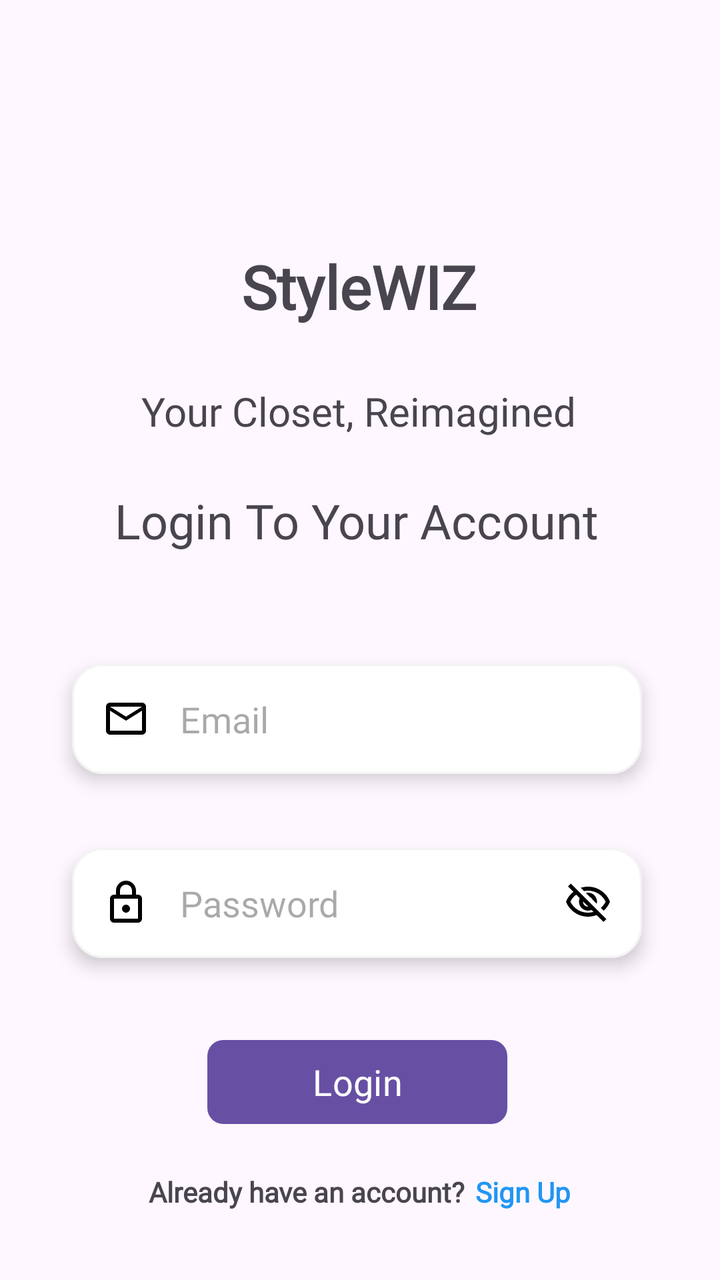
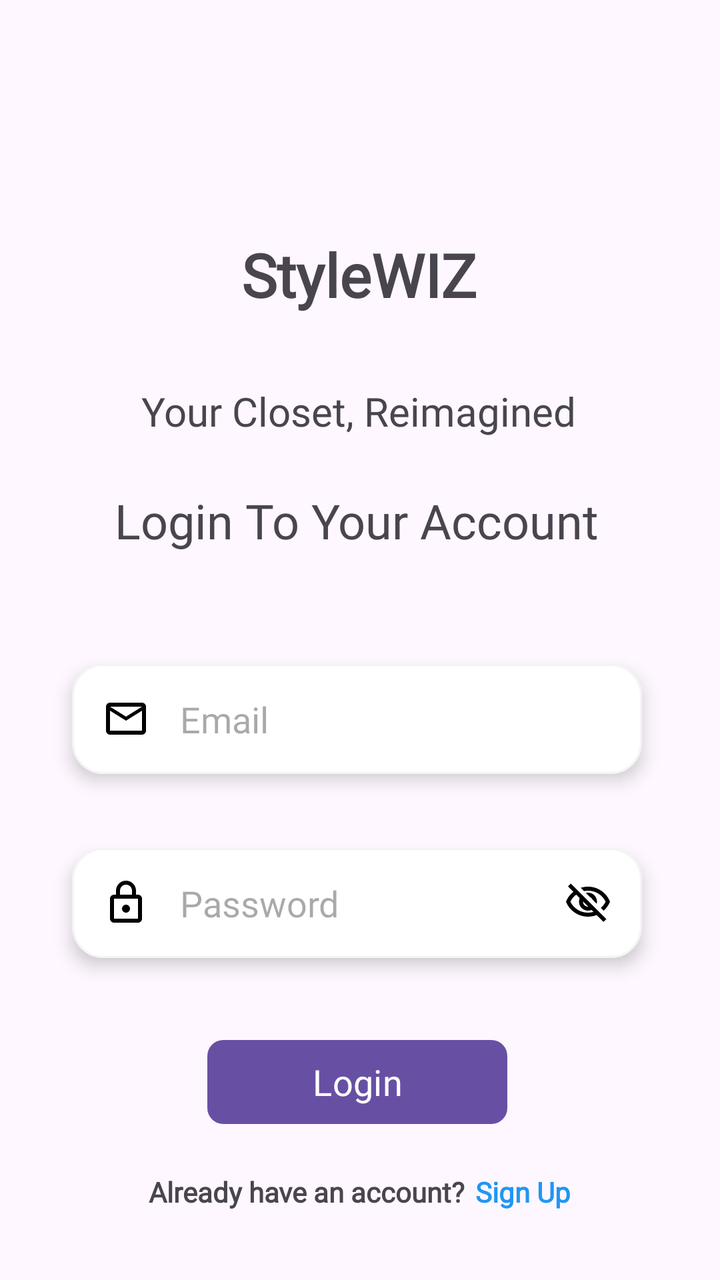

Compare the two renders of this Android layout. The source of the first and the diff that turns it into the second are given below.
<!-- AndroidManifest.xml: application theme Theme.StyleWIZ_vol2 -->
<!-- res/layout/activity_main.xml -->
<?xml version="1.0" encoding="utf-8"?>
<androidx.constraintlayout.widget.ConstraintLayout xmlns:android="http://schemas.android.com/apk/res/android"
    xmlns:app="http://schemas.android.com/apk/res-auto"
    xmlns:tools="http://schemas.android.com/tools"
    android:layout_width="match_parent"
    android:layout_height="match_parent"
    tools:context=".MainActivity">

    <TextView
        android:id="@+id/textView2"
        android:layout_width="wrap_content"
        android:layout_height="wrap_content"
        android:layout_marginTop="244dp"
        android:fontFamily="@font/roboto"
        android:text="Login To Your Account"
        android:textSize="24sp"
        app:layout_constraintEnd_toEndOf="@+id/textView"
        app:layout_constraintHorizontal_bias="0.541"
        app:layout_constraintStart_toStartOf="@+id/textView"
        app:layout_constraintTop_toTopOf="parent" />

    <TextView
        android:id="@+id/textView"
        android:layout_width="wrap_content"
        android:layout_height="wrap_content"
        android:layout_marginTop="192dp"
        android:fontFamily="@font/roboto"
        android:text="Your Closet, Reimagined"
        android:textSize="20sp"
        app:layout_constraintEnd_toEndOf="@+id/textView3"
        app:layout_constraintStart_toStartOf="@+id/textView3"
        app:layout_constraintTop_toTopOf="parent" />

    <TextView
        android:id="@+id/textView3"
        android:layout_width="wrap_content"
        android:layout_height="wrap_content"
        android:fontFamily="@font/roboto"
        android:text="StyleWIZ"
        android:textSize="30sp"
        android:textStyle="bold"
        app:layout_constraintBottom_toBottomOf="parent"
        app:layout_constraintEnd_toEndOf="parent"
        app:layout_constraintHorizontal_bias="0.498"
        app:layout_constraintStart_toStartOf="parent"
        app:layout_constraintTop_toTopOf="parent"
        app:layout_constraintVertical_bias="0.205" />

    <Button
        android:id="@+id/buttonLogin"
        android:layout_width="150dp"
        android:layout_height="50dp"
        android:layout_marginTop="516dp"
        android:fontFamily="@font/roboto"
        android:onClick="signin"
        android:text="Login"
        android:textSize="18sp"
        app:cornerRadius="8dp"
        app:layout_constraintEnd_toEndOf="@+id/editTextTextPasswordLogin"
        app:layout_constraintStart_toStartOf="@+id/editTextTextPasswordLogin"
        app:layout_constraintTop_toTopOf="parent" />

    <EditText
        android:id="@+id/editTextTextEmailAddress"
        android:layout_width="285dp"
        android:layout_height="55dp"
        android:layout_marginTop="332dp"
        android:background="@drawable/edittextshape"
        android:drawableLeft="@drawable/outline_mail_outline_24"
        android:drawablePadding="15dp"
        android:elevation="5dp"
        android:ems="10"
        android:fontFamily="@font/roboto"
        android:hint="Email"
        android:inputType="textEmailAddress"
        android:paddingLeft="15dp"
        android:singleLine="false"
        app:layout_constraintEnd_toEndOf="@+id/textView2"
        app:layout_constraintStart_toStartOf="@+id/textView2"
        app:layout_constraintTop_toTopOf="parent" />

    <EditText
        android:id="@+id/editTextTextPasswordLogin"
        android:layout_width="285dp"
        android:layout_height="55dp"
        android:layout_marginTop="424dp"
        android:background="@drawable/edittextshape"
        android:drawableLeft="@drawable/outline_lock_24"
        android:drawableRight="@drawable/outline_visibility_off_24"
        android:drawablePadding="15sp"
        android:elevation="5sp"
        android:ems="10"
        android:fontFamily="@font/roboto"
        android:hint="Password"
        android:inputType="textPassword"
        android:paddingLeft="15sp"
        android:paddingRight="15sp"
        app:layout_constraintEnd_toEndOf="@+id/editTextTextEmailAddress"
        app:layout_constraintHorizontal_bias="0.0"
        app:layout_constraintStart_toStartOf="@+id/editTextTextEmailAddress"
        app:layout_constraintTop_toTopOf="parent" />

    <LinearLayout
        android:layout_width="334dp"
        android:layout_height="48dp"
        android:layout_marginTop="572dp"
        android:gravity="center"
        android:orientation="horizontal"
        app:layout_constraintEnd_toEndOf="@+id/buttonLogin"
        app:layout_constraintHorizontal_bias="0.494"
        app:layout_constraintStart_toStartOf="@+id/buttonLogin"
        app:layout_constraintTop_toTopOf="parent">

        <TextView
            android:layout_width="wrap_content"
            android:layout_height="wrap_content"
            android:fontFamily="@font/roboto"
            android:textStyle="bold"
            android:text="Already have an account?"
            android:textSize="14sp" />

        <TextView
            android:id="@+id/textView4"
            android:layout_width="wrap_content"
            android:layout_height="wrap_content"
            android:layout_marginLeft="5dp"
            android:textStyle="bold"
            android:fontFamily="@font/roboto"
            android:textColor="@color/blue"
            android:text="Sign Up"
            android:textSize="14sp" />


    </LinearLayout>

</androidx.constraintlayout.widget.ConstraintLayout>
<!-- resources referenced by this layout -->
<resources>
  <color name="blue">#2196F3</color>
  <!-- drawable edittextshape (drawable) -->
  <?xml version="1.0" encoding="utf-8"?>
  <shape xmlns:android="http://schemas.android.com/apk/res/android">
      <solid android:color="@color/white"/>
      <corners android:radius="15dp"/>
      <stroke android:color="#f4f4f4" android:width="1dp"/>
  </shape>
  <!-- drawable outline_lock_24 (drawable) -->
  <vector android:height="24dp" android:tint="#000000"
      android:viewportHeight="24" android:viewportWidth="24"
      android:width="24dp" xmlns:android="http://schemas.android.com/apk/res/android">
      <path android:fillColor="@android:color/white" android:pathData="M18,8h-1L17,6c0,-2.76 -2.24,-5 -5,-5S7,3.24 7,6v2L6,8c-1.1,0 -2,0.9 -2,2v10c0,1.1 0.9,2 2,2h12c1.1,0 2,-0.9 2,-2L20,10c0,-1.1 -0.9,-2 -2,-2zM9,6c0,-1.66 1.34,-3 3,-3s3,1.34 3,3v2L9,8L9,6zM18,20L6,20L6,10h12v10zM12,17c1.1,0 2,-0.9 2,-2s-0.9,-2 -2,-2 -2,0.9 -2,2 0.9,2 2,2z"/>
  </vector>
  <!-- drawable outline_mail_outline_24 (drawable) -->
  <vector android:height="24dp" android:tint="#000000"
      android:viewportHeight="24" android:viewportWidth="24"
      android:width="24dp" xmlns:android="http://schemas.android.com/apk/res/android">
      <path android:fillColor="@android:color/white" android:pathData="M20,4L4,4c-1.1,0 -1.99,0.9 -1.99,2L2,18c0,1.1 0.9,2 2,2h16c1.1,0 2,-0.9 2,-2L22,6c0,-1.1 -0.9,-2 -2,-2zM20,18L4,18L4,8l8,5 8,-5v10zM12,11L4,6h16l-8,5z"/>
  </vector>
  <!-- drawable outline_visibility_off_24 (drawable) -->
  <vector android:height="24dp" android:tint="#000000"
      android:viewportHeight="24" android:viewportWidth="24"
      android:width="24dp" xmlns:android="http://schemas.android.com/apk/res/android">
      <path android:fillColor="@android:color/white" android:pathData="M12,6c3.79,0 7.17,2.13 8.82,5.5 -0.59,1.22 -1.42,2.27 -2.41,3.12l1.41,1.41c1.39,-1.23 2.49,-2.77 3.18,-4.53C21.27,7.11 17,4 12,4c-1.27,0 -2.49,0.2 -3.64,0.57l1.65,1.65C10.66,6.09 11.32,6 12,6zM10.93,7.14L13,9.21c0.57,0.25 1.03,0.71 1.28,1.28l2.07,2.07c0.08,-0.34 0.14,-0.7 0.14,-1.07C16.5,9.01 14.48,7 12,7c-0.37,0 -0.72,0.05 -1.07,0.14zM2.01,3.87l2.68,2.68C3.06,7.83 1.77,9.53 1,11.5 2.73,15.89 7,19 12,19c1.52,0 2.98,-0.29 4.32,-0.82l3.42,3.42 1.41,-1.41L3.42,2.45 2.01,3.87zM9.51,11.37l2.61,2.61c-0.04,0.01 -0.08,0.02 -0.12,0.02 -1.38,0 -2.5,-1.12 -2.5,-2.5 0,-0.05 0.01,-0.08 0.01,-0.13zM6.11,7.97l1.75,1.75c-0.23,0.55 -0.36,1.15 -0.36,1.78 0,2.48 2.02,4.5 4.5,4.5 0.63,0 1.23,-0.13 1.77,-0.36l0.98,0.98c-0.88,0.24 -1.8,0.38 -2.75,0.38 -3.79,0 -7.17,-2.13 -8.82,-5.5 0.7,-1.43 1.72,-2.61 2.93,-3.53z"/>
  </vector>
  <style name="Theme.StyleWIZ_vol2" parent="Base.Theme.StyleWIZ_vol2" />
  <color name="white">#FFFFFFFF</color>
  <style name="Base.Theme.StyleWIZ_vol2" parent="Theme.Material3.DayNight.NoActionBar">
          
          
      </style>
</resources>

<!-- the commit's change to res/layout/activity_main.xml (unified diff, before → after) -->
@@ -44,7 +44,7 @@
         app:layout_constraintHorizontal_bias="0.498"
         app:layout_constraintStart_toStartOf="parent"
         app:layout_constraintTop_toTopOf="parent"
-        app:layout_constraintVertical_bias="0.205" />
+        app:layout_constraintVertical_bias="0.195" />
 
     <Button
         android:id="@+id/buttonLogin"
